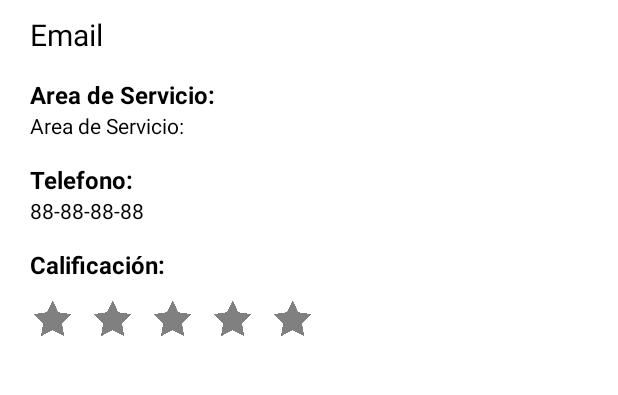
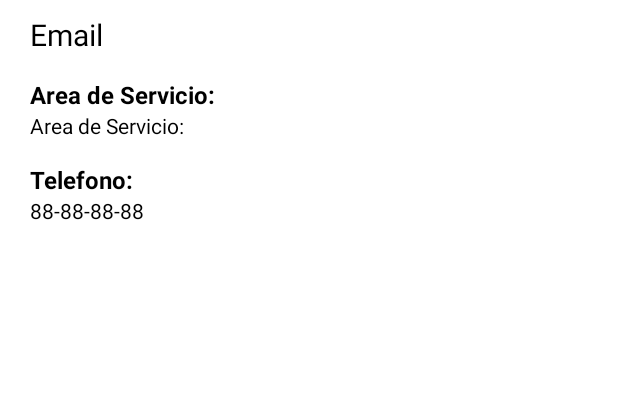
Before and after one commit to AlejandroVillarreal/proyecto-integrador-2, an Android app: the layout singlerow.xml on its own in the app's theme, with its tools: preview values and no code run, on a phone screen of 412 x 824 dp, the part 165-560 px from its top. Run offline under Robolectric (Android 15) with nearby library versions, the phone set to English and light mode, and no system bars.

Commit message:
se quitan estrellas

```diff
--- a/app/src/main/res/layout/singlerow.xml
+++ b/app/src/main/res/layout/singlerow.xml
@@ -126,85 +126,6 @@
         app:layout_constraintStart_toStartOf="parent"
         app:layout_constraintTop_toBottomOf="@+id/textView2" />
 
-    <TextView
-        android:id="@+id/textViewRequestService"
-        android:layout_width="match_parent"
-        android:layout_height="wrap_content"
-        android:layout_marginStart="20dp"
-        android:layout_marginTop="15dp"
-        android:layout_marginEnd="20dp"
-        android:text="Calificación:"
-        android:textColor="#000"
-        android:textSize="16sp"
-        android:textStyle="bold"
-        app:layout_constraintEnd_toEndOf="parent"
-        app:layout_constraintHorizontal_bias="0.0"
-        app:layout_constraintStart_toStartOf="parent"
-        app:layout_constraintTop_toBottomOf="@+id/textViewPhone" />
-
-    <ImageView
-        android:id="@+id/imgStart1"
-        android:layout_width="30dp"
-        android:layout_height="30dp"
-        android:layout_marginTop="10dp"
-        android:layout_marginBottom="15dp"
-        app:layout_constraintBottom_toBottomOf="parent"
-        app:layout_constraintStart_toStartOf="@+id/textViewRequestService"
-        app:layout_constraintTop_toBottomOf="@+id/textViewRequestService"
-        app:srcCompat="@drawable/estrella_gris"/>
-
-    <ImageView
-        android:id="@+id/imgStart2"
-        android:layout_width="30dp"
-        android:layout_height="30dp"
-        android:layout_marginStart="10dp"
-        android:layout_marginTop="10dp"
-        android:layout_marginBottom="15dp"
-        app:layout_constraintBottom_toBottomOf="parent"
-        app:layout_constraintStart_toEndOf="@+id/imgStart1"
-        app:layout_constraintTop_toBottomOf="@+id/textViewRequestService"
-        app:layout_constraintVertical_bias="0.0"
-        app:srcCompat="@drawable/estrella_gris" />
-
-    <ImageView
-        android:id="@+id/imgStart3"
-        android:layout_width="30dp"
-        android:layout_height="30dp"
-        android:layout_marginStart="10dp"
-        android:layout_marginTop="10dp"
-        android:layout_marginBottom="15dp"
-        app:layout_constraintBottom_toBottomOf="parent"
-        app:layout_constraintStart_toEndOf="@+id/imgStart2"
-        app:layout_constraintTop_toBottomOf="@+id/textViewRequestService"
-        app:layout_constraintVertical_bias="0.0"
-        app:srcCompat="@drawable/estrella_gris" />
-
-    <ImageView
-        android:id="@+id/imgStart4"
-        android:layout_width="30dp"
-        android:layout_height="30dp"
-        android:layout_marginStart="10dp"
-        android:layout_marginTop="10dp"
-        android:layout_marginBottom="15dp"
-        app:layout_constraintBottom_toBottomOf="parent"
-        app:layout_constraintStart_toEndOf="@+id/imgStart3"
-        app:layout_constraintTop_toBottomOf="@+id/textViewRequestService"
-        app:layout_constraintVertical_bias="0.0"
-        app:srcCompat="@drawable/estrella_gris" />
-
-    <ImageView
-        android:id="@+id/imgStart5"
-        android:layout_width="30dp"
-        android:layout_height="30dp"
-        android:layout_marginStart="10dp"
-        android:layout_marginTop="10dp"
-        android:layout_marginBottom="15dp"
-        app:layout_constraintBottom_toBottomOf="parent"
-        app:layout_constraintStart_toEndOf="@+id/imgStart4"
-        app:layout_constraintTop_toBottomOf="@+id/textViewRequestService"
-        app:layout_constraintVertical_bias="0.0"
-        app:srcCompat="@drawable/estrella_gris" />
-
     <View
         android:id="@+id/view2"
         android:layout_width="match_parent"
```
